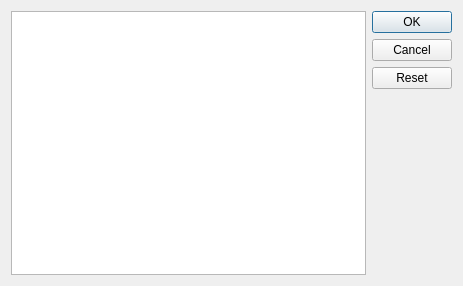
Before: the Qt Designer form gui/pluginSelectionDialog.ui in RafiKueng/dropContactAngleMeasurement, drawn with Qt 5.
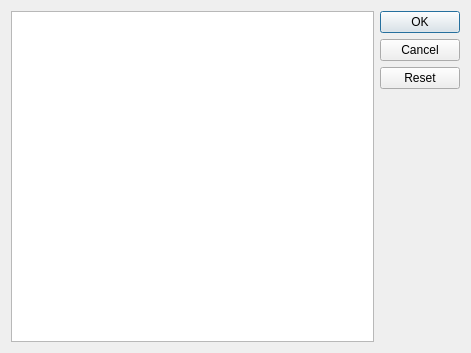
After: the same form once the commit is applied.

Commit message: gui: plugin selection dialog

Patch:
```diff
--- a/gui/pluginSelectionDialog.ui
+++ b/gui/pluginSelectionDialog.ui
@@ -6,8 +6,8 @@
    <rect>
     <x>0</x>
     <y>0</y>
-    <width>463</width>
-    <height>286</height>
+    <width>471</width>
+    <height>353</height>
    </rect>
   </property>
   <property name="windowTitle">
```
Left out of the diff: 3 changed lines with no effect on the pictures. The commit also changes 3 other files.
